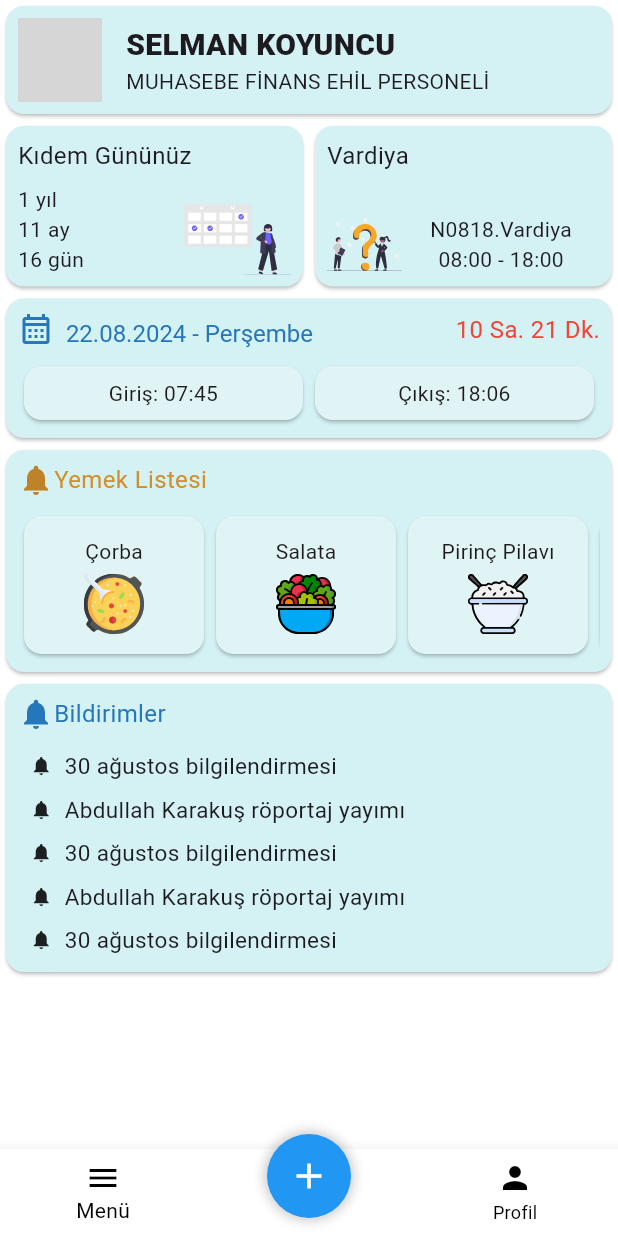
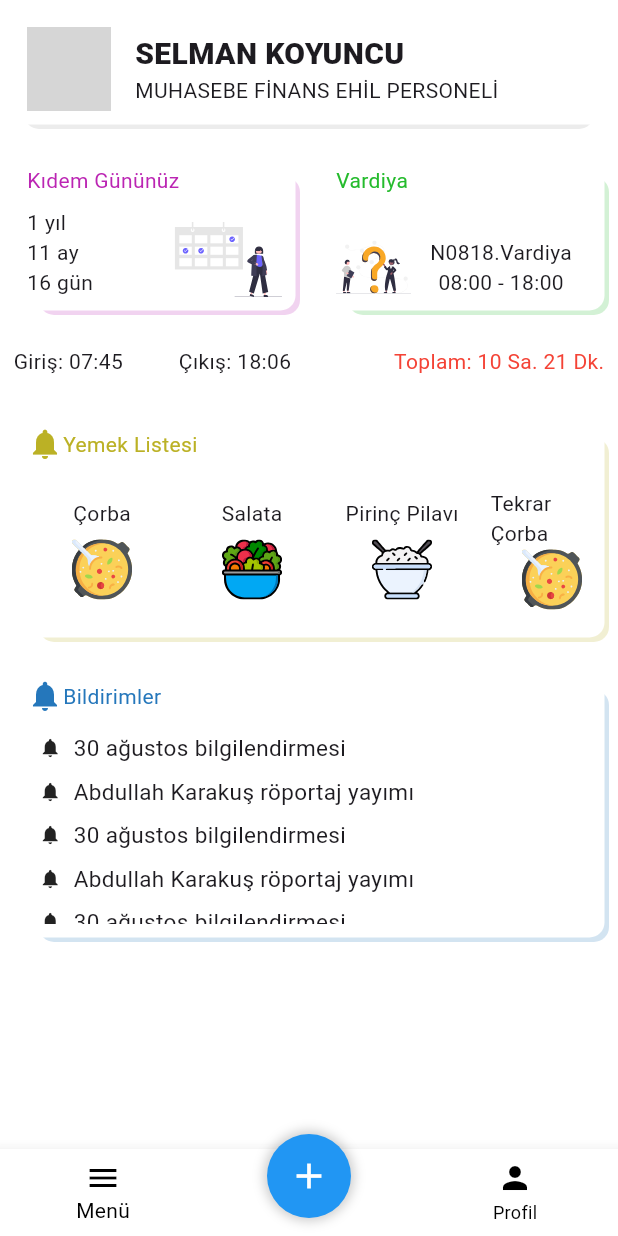
Before and after one commit to PenguBey/opak_mobile, a Flutter app: the AnaMenuView screen opened by its route, on a phone screen of 412 x 824 dp. Run offline on Flutter 3.47's test engine with Material 3 defaults, Android fonts, the light colour scheme and no system bars; our stand-ins replace fl_chart, flutter_svg, get; network calls fail; grey boxes are pictures that could not be loaded.

Commit message:
card temizleme
cardları olabildiğince temizledim ve en uygun görünümü oluşturmaya çalıştım

```diff
--- /dev/null
+++ b/lib/constants/box_decor_con.dart
@@ -0,0 +1,60 @@
+import 'package:flutter/material.dart';
+import 'package:opak_mobile/constants/color_con.dart';
+
+class BoxDecorCon {
+  static const siyahGolge = BoxDecoration(
+    color: Colors.white,
+    boxShadow: [
+      BoxShadow(
+        color: ColorCon.blackshadow,
+        spreadRadius: 1,
+        blurRadius: 7,
+        offset: Offset(0, 5),
+      ),
+    ],
+  );
+  static renkliGolgeSag(Color color) {
+    return BoxDecoration(
+      borderRadius: const BorderRadius.all(Radius.circular(10)),
+      color: Colors.white,
+      boxShadow: [
+        BoxShadow(
+          color: color.withOpacity(0.2),
+          spreadRadius: -7,
+          blurRadius: 0,
+          offset: const Offset(10, 10),
+        ),
+      ],
+    );
+  }
+
+  static renkliGolgeSol(Color color) {
+    return BoxDecoration(
+      borderRadius: const BorderRadius.all(Radius.circular(10)),
+      color: Colors.white,
+      boxShadow: [
+        BoxShadow(
+          color: color.withOpacity(0.2),
+          spreadRadius: -7,
+          blurRadius: 0,
+          offset: const Offset(-10, 10),
+        ),
+      ],
+    );
+  }
+
+  static renkliGolgeOrta(Color color) {
+    return BoxDecoration(
+      borderRadius: const BorderRadius.all(Radius.circular(10)),
+      color: Colors.white,
+      boxShadow: [
+        BoxShadow(
+          color: color.withOpacity(0.2),
+          spreadRadius: -7,
+          blurRadius: 0,
+          offset: const Offset(0, 10),
+        ),
+      ],
+    );
+  }
+}
--- a/lib/constants/color_con.dart
+++ b/lib/constants/color_con.dart
@@ -1,12 +1,15 @@
 import 'package:flutter/material.dart';
 
 class ColorCon {
-  static const backGround = Color.fromARGB(255, 224, 243, 245);
-  static const foreGround = Color(0xFFd4f1f4);
+  static const backGround = Color.fromRGBO(224, 243, 245, 1);
+  static const foreGround = Color.fromARGB(255, 255, 255, 255);
+
+  static const dikkat = Color.fromRGBO(244, 67, 54, 1);
   static const takvim = Color.fromRGBO(37, 119, 187, 1);
-
-  static const yemek = Color.fromRGBO(190, 130, 40, 1);
-  static const blackshadow = Color.fromRGBO(158, 158, 158, 0.3);
+  static const yemek = Color.fromRGBO(187, 177, 37, 1);
+  static const vardiya = Color.fromRGBO(37, 187, 45, 1);
+  static const kidem = Color.fromRGBO(187, 37, 179, 1);
+  static const blackshadow = Color.fromRGBO(158, 158, 158, 1);
   static const chart = LinearGradient(colors: [
     Color.fromRGBO(33, 149, 243, 0.2),
     Color.fromRGBO(33, 149, 243, 0.5),
--- a/lib/constants/edge_con.dart
+++ b/lib/constants/edge_con.dart
@@ -1,7 +1,7 @@
 import 'package:flutter/material.dart';
 
 class EdgeCon {
-  static const EdgeInsets card = EdgeInsets.all(8.0);
+  static const EdgeInsets card = EdgeInsets.all(9.0);
   static const EdgeInsets middle = EdgeInsets.all(16.0);
   static const EdgeInsets chart = EdgeInsets.all(24.0);
   static const EdgeInsets symlistI = EdgeInsets.symmetric(vertical: 8);
--- a/lib/constants/text_style_con.dart
+++ b/lib/constants/text_style_con.dart
@@ -1,7 +1,9 @@
 import 'package:flutter/material.dart';
 
 class TextStyleCon {
-  static const TextStyle miniTitle = TextStyle(fontSize: 16);
+  static const double _minibaslikSize = 14;
+
+  static TextStyle miniTitle = const TextStyle(fontSize: _minibaslikSize);
   static const TextStyle title =
       TextStyle(fontSize: 20, fontWeight: FontWeight.w800);
 
@@ -9,4 +11,8 @@ class TextStyleCon {
     fontSize: 16,
     color: Colors.white,
   );
+
+  static TextStyle renkliMiniTitle(Color renk) {
+    return TextStyle(color: renk, fontSize: _minibaslikSize);
+  }
 }
--- a/lib/main.dart
+++ b/lib/main.dart
@@ -1,6 +1,5 @@
 import 'package:flutter/material.dart';
 import 'package:get/get.dart';
-import 'package:opak_mobile/constants/color_con.dart';
 import 'package:opak_mobile/constants/pageroute_con.dart';
 
 void main() {
@@ -16,7 +15,7 @@ class MyApp extends StatelessWidget {
       debugShowCheckedModeBanner: false,
       title: 'Flutter Demo',
       theme: ThemeData(
-        scaffoldBackgroundColor: ColorCon.backGround,
+        scaffoldBackgroundColor: Colors.white,
         useMaterial3: true,
       ),
       initialRoute: '/giris',
--- a/lib/views/ana_menu_view.dart
+++ b/lib/views/ana_menu_view.dart
@@ -1,6 +1,5 @@
 import 'package:flutter/material.dart';
 import 'package:get/get.dart';
-import 'package:opak_mobile/constants/color_con.dart';
 import 'package:opak_mobile/controllers/ana_menu_controller.dart';
 import '../widgets/bildirim_listesi_widget.dart';
 import '../widgets/bottomnavigation_bar_widget.dart';
@@ -22,9 +21,7 @@ class AnaMenuView extends GetView<AnaMenuController> {
         backgroundColor: Colors.white,
         centerTitle: true,
       ),
-      body: Container(
-        decoration: ColorCon.backGradient,
-        child: Column(
+      body: Column(
         children: [
           const UserTileWidget(),
           const IntrinsicHeight(
@@ -50,7 +47,6 @@ class AnaMenuView extends GetView<AnaMenuController> {
                       bildirimler: controller.bildirimler)))
         ],
       ),
-      ),
       bottomNavigationBar: const BottomnavigationBarWidget(),
     );
   }
--- a/lib/views/giris_yapma_view.dart
+++ b/lib/views/giris_yapma_view.dart
@@ -16,19 +16,7 @@ class GirisYapmaView extends StatelessWidget {
         backgroundColor: Colors.white,
         centerTitle: true,
       ),
-      body: Container(
-        decoration: const BoxDecoration(
-          gradient: LinearGradient(
-            colors: [
-              Colors.blue,
-              Colors.lightBlue,
-            ],
-            begin: Alignment.topLeft,
-            end: Alignment.bottomRight,
-          ),
-        ),
-        padding: const EdgeInsets.all(16.0),
-        child: Center(
+      body: Center(
         child: SingleChildScrollView(
           child: Column(
             mainAxisAlignment: MainAxisAlignment.center,
@@ -95,7 +83,6 @@ class GirisYapmaView extends StatelessWidget {
           ),
         ),
       ),
-      ),
     );
   }
 }
--- a/lib/views/maas_bilgileri_view.dart
+++ b/lib/views/maas_bilgileri_view.dart
@@ -1,6 +1,5 @@
 import 'package:flutter/material.dart';
 import 'package:get/get.dart';
-import 'package:opak_mobile/constants/color_con.dart';
 
 import '../controllers/maas_bilgileri_controller.dart';
 import '../widgets/donemsel_maas_grafigi_widget.dart';
@@ -16,14 +15,11 @@ class MaasBilgileriView extends GetView<MaasBilgileriController> {
         centerTitle: true,
         title: const Text("Dönemsel Maaş Bilgileri"),
       ),
-      body: Container(
-        decoration: ColorCon.backGradient,
-        child: Column(
-          children: [
-            DonemselmaasbilgisiCardWidget(maaslar: controller.maaslar),
-            const Expanded(child: DonemselMaasGrafigiWidget())
-          ],
-        ),
+      body: Column(
+        children: [
+          DonemselmaasbilgisiCardWidget(maaslar: controller.maaslar),
+          const Expanded(child: DonemselMaasGrafigiWidget())
+        ],
       ),
     );
   }
--- a/lib/views/maas_view.dart
+++ b/lib/views/maas_view.dart
@@ -4,7 +4,6 @@ import 'package:opak_mobile/controllers/maas_controller.dart';
 import 'package:opak_mobile/widgets/basit_bilgialan_wiget.dart';
 import 'package:opak_mobile/widgets/bottomnavigation_bar_widget.dart';
 
-import '../constants/color_con.dart';
 
 class MaasView extends GetView<MaasController> {
   const MaasView({super.key});
@@ -16,9 +15,7 @@ class MaasView extends GetView<MaasController> {
         title: const Text('Maaş Sayfası'),
         centerTitle: true,
       ),
-      body: Container(
-        decoration: ColorCon.backGradient,
-        child: GridView.builder(
+      body: GridView.builder(
         gridDelegate: const SliverGridDelegateWithFixedCrossAxisCount(
             crossAxisCount: 2, childAspectRatio: 1.5),
         itemCount: controller.menuler.length,
@@ -30,7 +27,6 @@ class MaasView extends GetView<MaasController> {
               remove: controller.menuler[index][3]);
         },
       ),
-      ),
       bottomNavigationBar: const BottomnavigationBarWidget(),
     );
   }
--- a/lib/views/maasbilgileri_donemsel_view.dart
+++ b/lib/views/maasbilgileri_donemsel_view.dart
@@ -17,9 +17,7 @@ class MaasbilgileriDonemselView extends GetView<MaasBilgileriController> {
         title: const Text('Maaş Bilgileri'),
         centerTitle: true,
       ),
-      body: Container(
-        decoration: ColorCon.backGradient,
-        child: const Card(
+      body: const Card(
         color: ColorCon.foreGround,
         child: Padding(
           padding: EdgeCon.card,
@@ -83,7 +81,6 @@ class MaasbilgileriDonemselView extends GetView<MaasBilgileriController> {
           ),
         ),
       ),
-      ),
     );
   }
 }
--- a/lib/views/menu_view.dart
+++ b/lib/views/menu_view.dart
@@ -1,6 +1,5 @@
 import 'package:flutter/material.dart';
 import 'package:get/get.dart';
-import 'package:opak_mobile/constants/color_con.dart';
 import 'package:opak_mobile/widgets/basit_bilgialan_wiget.dart';
 
 import '../controllers/menu_1controller.dart';
@@ -15,9 +14,7 @@ class MenuView extends GetView<Menu1Controller> {
         title: const Text('Menü'),
         centerTitle: true,
       ),
-      body: Container(
-        decoration: ColorCon.backGradient,
-        child: GridView.builder(
+      body: GridView.builder(
         itemCount: controller.menuler.length,
         gridDelegate: const SliverGridDelegateWithFixedCrossAxisCount(
             crossAxisCount: 2, childAspectRatio: 1.5),
@@ -29,7 +26,6 @@ class MenuView extends GetView<Menu1Controller> {
               remove: controller.menuler[index][3]);
         },
       ),
-      ),
     );
   }
 }
--- a/lib/views/profil_view.dart
+++ b/lib/views/profil_view.dart
@@ -1,6 +1,5 @@
 import 'package:flutter/material.dart';
 import 'package:get/get.dart';
-import 'package:opak_mobile/constants/color_con.dart';
 import 'package:opak_mobile/widgets/bottomnavigation_bar_widget.dart';
 import 'package:opak_mobile/widgets/user_tile_widget.dart';
 
@@ -17,9 +16,7 @@ class ProfilView extends GetView<ProfilController> {
         title: const Text("Profil"),
         centerTitle: true,
       ),
-      body: Container(
-        decoration: ColorCon.backGradient,
-        child: Column(
+      body: Column(
         children: <Widget>[
           const UserTileWidget(),
           Expanded(
@@ -38,7 +35,6 @@ class ProfilView extends GetView<ProfilController> {
           ),
         ],
       ),
-      ),
       bottomNavigationBar: const BottomnavigationBarWidget(),
     );
   }
--- a/lib/widgets/bildirim_listesi_widget.dart
+++ b/lib/widgets/bildirim_listesi_widget.dart
@@ -1,6 +1,8 @@
 import 'package:flutter/material.dart';
+import 'package:opak_mobile/constants/box_decor_con.dart';
 import 'package:opak_mobile/constants/color_con.dart';
 import 'package:opak_mobile/constants/edge_con.dart';
+import 'package:opak_mobile/constants/text_style_con.dart';
 
 class BildirimListesiWidget extends StatelessWidget {
   final List<String> bildirimler;
@@ -11,23 +13,23 @@ class BildirimListesiWidget extends StatelessWidget {
 
   @override
   Widget build(BuildContext context) {
-    return Card(
-      color: ColorCon.foreGround,
-      child: Padding(
+    return Container(
+      decoration: BoxDecorCon.renkliGolgeSag(ColorCon.takvim),
       padding: EdgeCon.card,
+      margin: EdgeCon.card,
       child: Column(
         children: [
-            const Padding(
+          Padding(
             padding: EdgeCon.miniBaslik,
             child: Row(
               children: [
-                  Icon(
+                const Icon(
                   Icons.notifications,
                   color: ColorCon.takvim,
                 ),
                 Text(
                   "Bildirimler",
-                    style: TextStyle(color: ColorCon.takvim, fontSize: 16),
+                  style: TextStyleCon.renkliMiniTitle(ColorCon.takvim),
                 )
               ],
             ),
@@ -60,7 +62,6 @@ class BildirimListesiWidget extends StatelessWidget {
           )
         ],
       ),
-      ),
     );
   }
 }
--- a/lib/widgets/donemselmaasbilgisi_card_widget.dart
+++ b/lib/widgets/donemselmaasbilgisi_card_widget.dart
@@ -21,7 +21,7 @@ class DonemselmaasbilgisiCardWidget extends StatelessWidget {
         child: Column(
           crossAxisAlignment: CrossAxisAlignment.start,
           children: [
-            const Padding(
+            Padding(
               padding: EdgeCon.miniBaslik,
               child: Text(
                 "Dönemsel Maaş Bilgisi - Haziran 3035",
--- a/lib/widgets/kidem_gunu_widget.dart
+++ b/lib/widgets/kidem_gunu_widget.dart
@@ -1,5 +1,6 @@
 import 'package:flutter/material.dart';
 import 'package:flutter_svg/flutter_svg.dart';
+import 'package:opak_mobile/constants/box_decor_con.dart';
 import 'package:opak_mobile/constants/color_con.dart';
 import 'package:opak_mobile/constants/edge_con.dart';
 import 'package:opak_mobile/constants/icon_con.dart';
@@ -12,19 +13,19 @@ class KidemGunuWidget extends StatelessWidget {
 
   @override
   Widget build(BuildContext context) {
-    return Card(
-      color: ColorCon.foreGround,
-      child: Padding(
+    return Container(
+      decoration: BoxDecorCon.renkliGolgeSag(ColorCon.kidem),
+      margin: EdgeCon.card,
       padding: EdgeCon.card,
       child: Column(
         mainAxisAlignment: MainAxisAlignment.spaceBetween,
         crossAxisAlignment: CrossAxisAlignment.start,
         children: [
-            const Padding(
+          Padding(
             padding: EdgeCon.miniBaslik,
             child: Text(
               "Kıdem Gününüz",
-                style: TextStyleCon.miniTitle,
+              style: TextStyleCon.renkliMiniTitle(ColorCon.kidem),
             ),
           ),
           Row(
@@ -43,7 +44,6 @@ class KidemGunuWidget extends StatelessWidget {
           )
         ],
       ),
-      ),
     );
   }
 }
--- a/lib/widgets/sure_widget.dart
+++ b/lib/widgets/sure_widget.dart
@@ -1,5 +1,6 @@
 import 'package:flutter/material.dart';
 import 'package:opak_mobile/constants/edge_con.dart';
+import 'package:opak_mobile/constants/text_style_con.dart';
 
 import '../constants/color_con.dart';
 
@@ -10,70 +11,29 @@ class SureWidget extends StatelessWidget {
 
   @override
   Widget build(BuildContext context) {
-    return Card(
-      color: ColorCon.foreGround,
-      child: Padding(
+    return Container(
+      height: 50,
       padding: EdgeCon.card,
-        child: Column(
+      child: Row(
         children: [
-            Padding(
-              padding: EdgeCon.miniBaslik,
-              child: Row(
-                mainAxisAlignment: MainAxisAlignment.spaceBetween,
-                children: [
-                  RichText(
-                    text: const TextSpan(
-                      children: [
-                        WidgetSpan(
-                          child: Icon(
-                            Icons.calendar_month_outlined,
-                            color: ColorCon.takvim,
+          const Expanded(
+            child: Text(
+              "Giriş: 07:45",
+              textAlign: TextAlign.start,
             ),
           ),
-                        TextSpan(
-                          text: "  22.08.2024 - Perşembe",
-                          style: TextStyle(
-                            color: ColorCon.takvim,
-                            fontSize: 16,
+          const Expanded(
+            child: Text("Çıkış: 18:06", textAlign: TextAlign.center),
           ),
+          Expanded(
+            flex: 2,
+            child: Text(
+              "Toplam: 10 Sa. 21 Dk.",
+              textAlign: TextAlign.end,
+              style: TextStyleCon.renkliMiniTitle(ColorCon.dikkat),
             ),
-                      ],
-                    ),
-                  ),
-                  const Text(
-                    "10 Sa. 21 Dk.",
-                    style: TextStyle(color: Colors.red, fontSize: 16),
           )
         ],
-              ),
-            ),
-            const Row(
-              children: [
-                Expanded(
-                  child: Card(
-                    color: ColorCon.backGround,
-                    child: Padding(
-                      padding: EdgeCon.card,
-                      child: Text(
-                        "Giriş: 07:45",
-                        textAlign: TextAlign.center,
-                      ),
-                    ),
-                  ),
-                ),
-                Expanded(
-                  child: Card(
-                    color: ColorCon.backGround,
-                    child: Padding(
-                      padding: EdgeCon.card,
-                      child: Text("Çıkış: 18:06", textAlign: TextAlign.center),
-                    ),
-                  ),
-                ),
-              ],
-            ),
-          ],
-        ),
       ),
     );
   }
--- a/lib/widgets/user_tile_widget.dart
+++ b/lib/widgets/user_tile_widget.dart
@@ -1,4 +1,5 @@
 import 'package:flutter/material.dart';
+import 'package:opak_mobile/constants/box_decor_con.dart';
 import 'package:opak_mobile/constants/edge_con.dart';
 import 'package:opak_mobile/constants/text_style_con.dart';
 
@@ -10,11 +11,11 @@ class UserTileWidget extends StatelessWidget {
   });
   @override
   Widget build(BuildContext context) {
-    return const Card(
-      color: ColorCon.foreGround,
-      child: Padding(
+    return Container(
+      decoration: BoxDecorCon.renkliGolgeOrta(ColorCon.blackshadow),
+      margin: EdgeCon.card,
       padding: EdgeCon.card,
-        child: Row(
+      child: const Row(
         crossAxisAlignment: CrossAxisAlignment.center,
         children: [
           Padding(
@@ -40,7 +41,6 @@ class UserTileWidget extends StatelessWidget {
           ),
         ],
       ),
-      ),
     );
   }
 }
--- a/lib/widgets/vardiya_widget.dart
+++ b/lib/widgets/vardiya_widget.dart
@@ -1,5 +1,6 @@
 import 'package:flutter/material.dart';
 import 'package:flutter_svg/flutter_svg.dart';
+import 'package:opak_mobile/constants/box_decor_con.dart';
 import 'package:opak_mobile/constants/color_con.dart';
 import 'package:opak_mobile/constants/edge_con.dart';
 import 'package:opak_mobile/constants/icon_con.dart';
@@ -12,19 +13,19 @@ class VardiyaWidget extends StatelessWidget {
 
   @override
   Widget build(BuildContext context) {
-    return Card(
-      color: ColorCon.foreGround,
-      child: Padding(
+    return Container(
+      decoration: BoxDecorCon.renkliGolgeSag(ColorCon.vardiya),
+      margin: EdgeCon.card,
       padding: EdgeCon.card,
       child: Column(
         mainAxisAlignment: MainAxisAlignment.spaceBetween,
         crossAxisAlignment: CrossAxisAlignment.start,
         children: [
-            const Padding(
+          Padding(
             padding: EdgeCon.miniBaslik,
             child: Text(
               "Vardiya",
-                style: TextStyleCon.miniTitle,
+              style: TextStyleCon.renkliMiniTitle(ColorCon.vardiya),
             ),
           ),
           Row(
@@ -48,7 +49,6 @@ class VardiyaWidget extends StatelessWidget {
           )
         ],
       ),
-      ),
     );
   }
 }
--- a/lib/widgets/yemek_listesi_widget.dart
+++ b/lib/widgets/yemek_listesi_widget.dart
@@ -1,7 +1,9 @@
 import 'package:flutter/material.dart';
 import 'package:flutter_svg/flutter_svg.dart';
+import 'package:opak_mobile/constants/box_decor_con.dart';
 import 'package:opak_mobile/constants/color_con.dart';
 import 'package:opak_mobile/constants/edge_con.dart';
+import 'package:opak_mobile/constants/text_style_con.dart';
 
 class YemekListesiWidget extends StatelessWidget {
   final Map<String, String> menuler;
@@ -12,24 +14,24 @@ class YemekListesiWidget extends StatelessWidget {
 
   @override
   Widget build(BuildContext context) {
-    return Card(
-      color: ColorCon.foreGround,
-      child: Padding(
+    return Container(
+      decoration: BoxDecorCon.renkliGolgeSag(ColorCon.yemek),
+      margin: EdgeCon.card,
       padding: EdgeCon.card,
       child: Column(
         crossAxisAlignment: CrossAxisAlignment.start,
         children: [
-            const Padding(
+          Padding(
             padding: EdgeCon.miniBaslik,
             child: Row(
               children: [
-                  Icon(
+                const Icon(
                   Icons.notifications,
                   color: ColorCon.yemek,
                 ),
                 Text(
                   "Yemek Listesi",
-                    style: TextStyle(color: Color.fromARGB(255, 209, 143, 45), fontSize: 16),
+                  style: TextStyleCon.renkliMiniTitle(ColorCon.yemek),
                 )
               ],
             ),
@@ -40,10 +42,8 @@ class YemekListesiWidget extends StatelessWidget {
               itemCount: menuler.length,
               scrollDirection: Axis.horizontal,
               itemBuilder: (context, index) {
-                  return Card(
-                    color: ColorCon.backGround,
-                    child: Container(
-                      width: 120,
+                return Container(
+                  width: 100,
                   padding: EdgeCon.card,
                   child: Column(
                     mainAxisAlignment: MainAxisAlignment.spaceEvenly,
@@ -55,14 +55,12 @@ class YemekListesiWidget extends StatelessWidget {
                       ),
                     ],
                   ),
-                    ),
                 );
               },
             ),
           )
         ],
       ),
-      ),
     );
   }
 }
```
Lines whose indentation alone changed are shown as unchanged.
